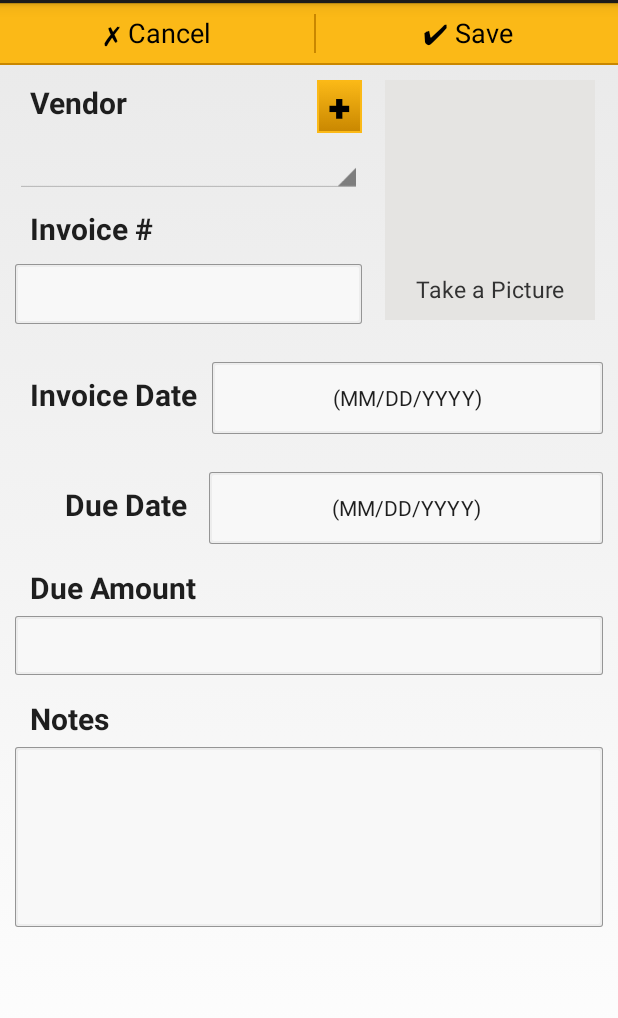
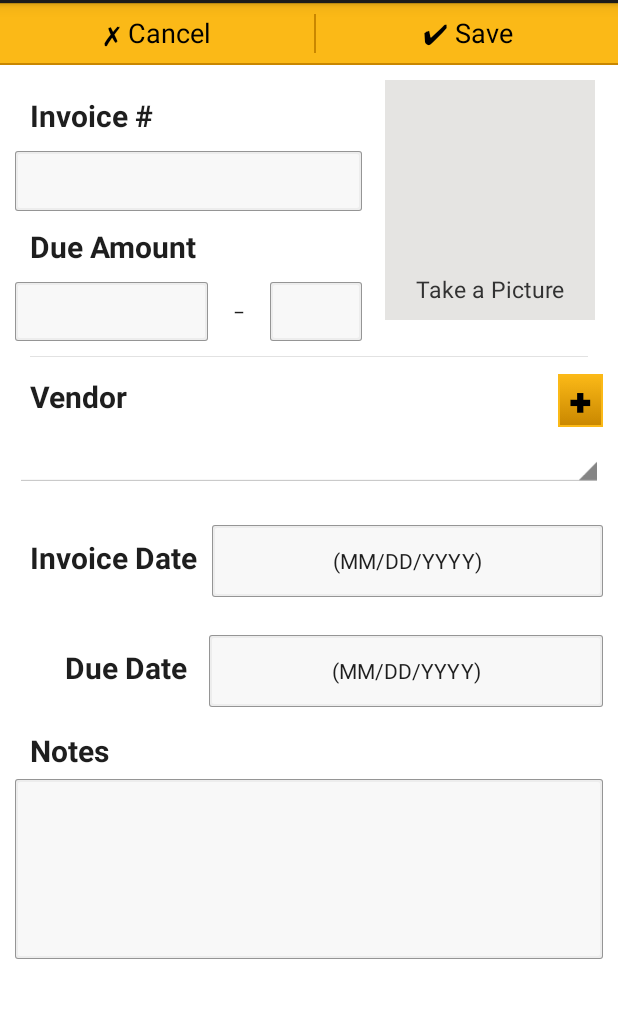
Before and after one commit to ycao233/CashFlowEstimation, an Android app: the layout activity_invoice.xml on its own in the app's theme, with its tools: preview values and no code run, on a phone screen of 412 x 824 dp, the part 69-1087 px from its top. Run offline under Robolectric (Android 15) with nearby library versions, the phone set to English and light mode, and no system bars.

Commit message:
commit all for the move

```diff
--- a/CashFlowEstimation/src/main/res/layout/activity_invoice.xml
+++ b/CashFlowEstimation/src/main/res/layout/activity_invoice.xml
@@ -5,6 +5,7 @@
     android:layout_width="match_parent"
     android:layout_height="match_parent"
     android:focusable="true"
+    android:background="@color/white"
     android:focusableInTouchMode="true"
     >
     <requestFocus/>
@@ -86,10 +87,71 @@
                         android:text="Take a Picture"/>
                 </RelativeLayout>
 
+
+                <TextView
+                    android:paddingTop="10dp"
+                    android:paddingBottom="10dp"
+                    android:id="@+id/inv_num_label"
+                    android:layout_toLeftOf="@id/imagearea"
+                    android:layout_alignParentLeft="true"
+                    android:text="Invoice #"
+                    style="@style/HeaderTitleText"/>
+                <EditText
+                    android:layout_below="@id/inv_num_label"
+                    android:layout_width="match_parent"
+                    android:layout_height="40dp"
+                    android:layout_toLeftOf="@id/imagearea"
+                    android:layout_alignParentLeft="true"
+                    style="@style/FormalSingleLineEditText"
+                    android:id="@+id/inv_number_edittext"/>
+
+                <TextView
+                    style="@style/HeaderTitleText"
+                    android:layout_below="@id/inv_number_edittext"
+                    android:text="Due Amount"
+                    android:layout_alignParentLeft="true"
+                    android:layout_toLeftOf="@id/imagearea"
+                    android:id="@+id/due_amount_label"
+                    android:paddingTop="10dp"
+                    android:paddingBottom="10dp"/>
+
+                <LinearLayout
+                    android:layout_alignParentLeft="true"
+                    android:layout_below="@id/due_amount_label"
+                    android:layout_toLeftOf="@id/imagearea"
+                    android:orientation="horizontal"
+                    android:layout_height="wrap_content"
+                    android:layout_width="match_parent">
+                <EditText
+                    android:layout_weight="8"
+                    android:layout_height="wrap_content"
+                    android:inputType="numberDecimal"
+                    style="@style/FormalSingleLineEditText"
+                    android:id="@+id/due_amount_edittext"/>
+                <TextView
+                    android:background="@color/white"
+                    android:layout_weight="1"
+                    android:layout_height="wrap_content"
+                    android:text="@string/minus"
+                    android:gravity="center"
+                    style="@style/FormalSingleLineEditText"/>
+                <TextView
+                    android:layout_weight="3"
+                    android:layout_height="wrap_content"
+                    style="@style/FormalSingleLineEditText"
+                    android:textColor="@android:color/holo_red_light"
+                    android:id="@+id/credit_amount_textview"/>
+                </LinearLayout>
+
+            </RelativeLayout>
+
+            <View
+                android:layout_margin="10dp"
+                style="@style/Separator"/>
+
             <RelativeLayout
                 android:layout_width="match_parent"
                 android:layout_height="35dp"
-                    android:layout_toLeftOf="@id/imagearea"
                 android:id="@+id/vendor_label">
                 <TextView
                     style="@style/HeaderTitleText"
@@ -113,30 +175,8 @@
                 android:layout_height="40dp"
                 android:id="@+id/vendor_spinner"
                 android:layout_alignParentLeft="true"
-                    android:layout_toLeftOf="@id/imagearea"
                 android:clickable="true"
                 />
-
-                <TextView
-                    android:layout_below="@id/vendor_spinner"
-                    android:paddingTop="10dp"
-                    android:paddingBottom="10dp"
-                    android:id="@+id/inv_num_label"
-                    android:layout_toLeftOf="@id/imagearea"
-                    android:layout_alignParentLeft="true"
-                    android:text="Invoice #"
-                    style="@style/HeaderTitleText"/>
-                <EditText
-                    android:layout_below="@id/inv_num_label"
-                    android:layout_width="match_parent"
-                    android:layout_height="40dp"
-                    android:layout_toLeftOf="@id/imagearea"
-                    android:layout_alignParentLeft="true"
-                    style="@style/FormalSingleLineEditText"
-                    android:id="@+id/inv_number_edittext"/>
-
-            </RelativeLayout>
-
             <LinearLayout
                 android:paddingTop="25dp"
                 android:orientation="horizontal"
@@ -171,17 +211,7 @@
                     android:id="@+id/due_date_edittext"/>
 
             </LinearLayout>
-            <TextView
-                style="@style/HeaderTitleText"
-                android:text="Due Amount"
-                android:paddingTop="15dip"/>
 
-            <EditText
-                android:layout_width="match_parent"
-                android:layout_height="wrap_content"
-                android:inputType="numberDecimal"
-                style="@style/FormalSingleLineEditText"
-                android:id="@+id/due_amount_edittext"/>
 
             <TextView
                 style="@style/HeaderTitleText"
--- a/CashFlowEstimation/src/main/res/values/colors.xml
+++ b/CashFlowEstimation/src/main/res/values/colors.xml
@@ -3,6 +3,7 @@
     <color name="light_blue">#CEECF5</color>
     <color name="platinum">#E5E4E2</color>
     <color name="theme">#FBB917</color>
+    <color name="white">#FFFFFF</color>
     <color name="theme_sep">#C98700</color>
     <color name="text">#1E1E1E</color>
     <color name="edit_text_background">#F8F8F8</color>
--- a/CashFlowEstimation/src/main/res/values/strings.xml
+++ b/CashFlowEstimation/src/main/res/values/strings.xml
@@ -13,6 +13,7 @@
     <string name="create_new">Create New</string>>
     <string name="invoice_empty_input">Please check your input</string>
     <string name="plus">\u271A</string>
+    <string name="minus">\u2212</string>
     <string name="cross">\u274C</string>
     <string name="check">\u2714</string>
     <string-array name="schedule_array">
```
Lines whose indentation alone changed are shown as unchanged.
